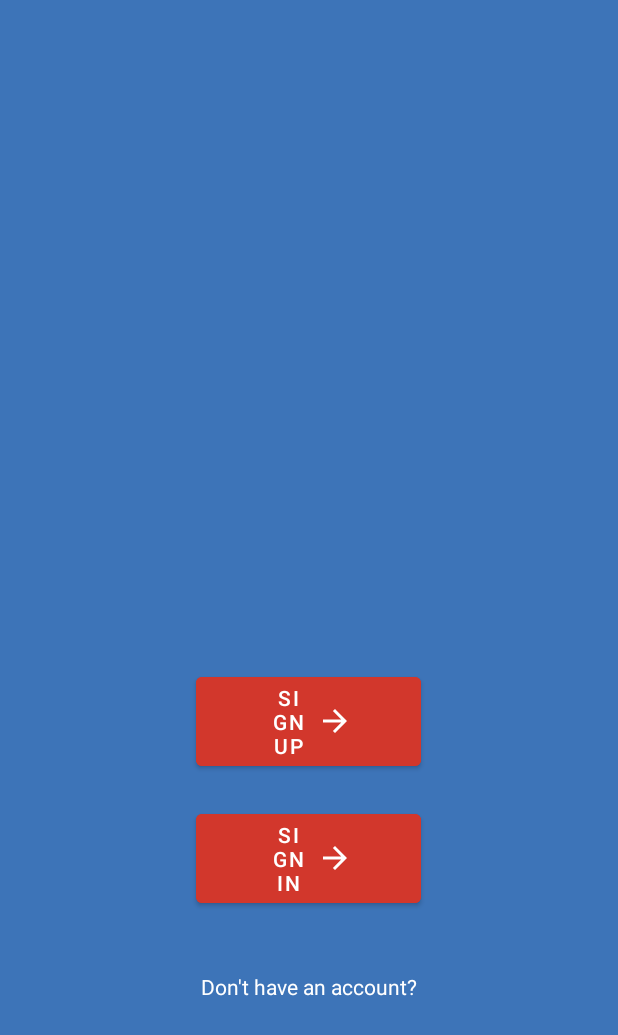
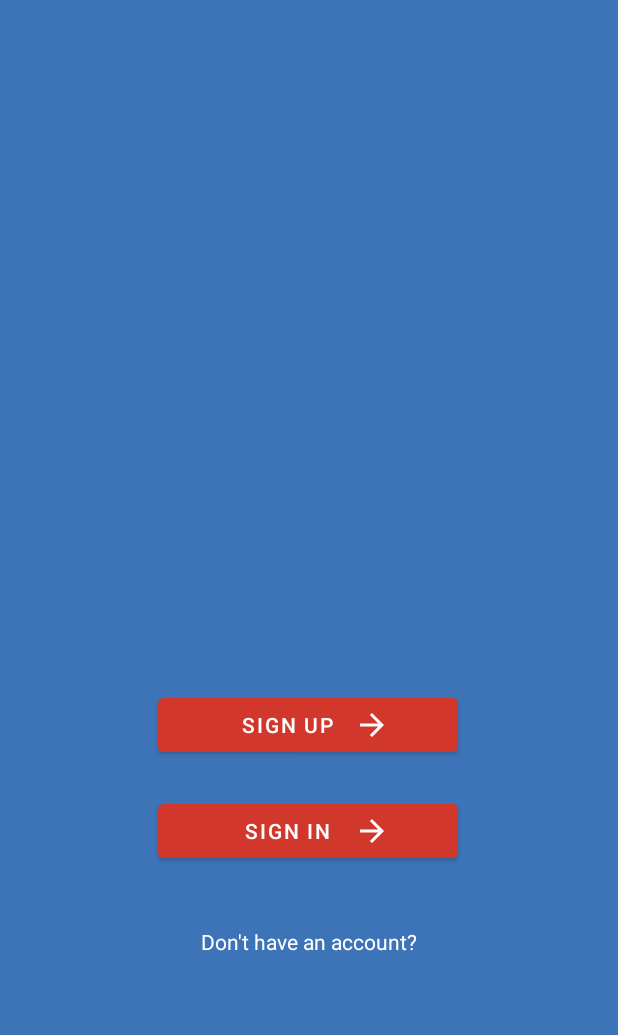
Before and after one commit to averagephotographer/latech-nav-app, an Android app: the SignOptionsActivity screen opened directly, with no data from a screen before it, on a phone screen of 412 x 824 dp. Shown: the top 1035 px of the screen. Run offline under Robolectric (Android 15) with nearby library versions, the phone set to English and light mode, and no system bars.

Commit message:
changed sign in page

```diff
--- a/app/build.gradle
+++ b/app/build.gradle
@@ -59,7 +59,6 @@ dependencies {
     implementation 'mysql:mysql-connector-java:5.1.49'
 
 }
-
 configurations {
     all*.exclude group: 'com.google.guava', module: 'listenablefuture'
 }
--- a/app/src/main/java/com/example/navapp/MapsActivity.java
+++ b/app/src/main/java/com/example/navapp/MapsActivity.java
@@ -291,8 +291,8 @@ public class MapsActivity extends DrawerBaseActivity
             map = googleMap;
             map.setOnMyLocationButtonClickListener(this);
             map.setOnMyLocationClickListener(this);
-            map.moveCamera(CameraUpdateFactory.newLatLng(new LatLng(32.52649980, -92.645448074)));
-            map.moveCamera(CameraUpdateFactory.zoomTo(18));
+            map.moveCamera(CameraUpdateFactory.newLatLng(new LatLng(32.52565148675839, -92.64475211432803)));
+            map.moveCamera(CameraUpdateFactory.zoomTo(19));
             enableMyLocation();
             map.getUiSettings().setIndoorLevelPickerEnabled(false);
             //map.getUiSettings().setAllGesturesEnabled(false);
--- a/app/src/main/res/layout/activity_sign_options.xml
+++ b/app/src/main/res/layout/activity_sign_options.xml
@@ -9,7 +9,7 @@
 
     <com.google.android.material.button.MaterialButton
         android:id="@+id/sign_up"
-        android:layout_width="150dp"
+        android:layout_width="200dp"
         android:layout_height="wrap_content"
         android:backgroundTint="@color/red"
         android:drawableEnd="@drawable/arrow_forward"
@@ -28,7 +28,7 @@
 
     <com.google.android.material.button.MaterialButton
         android:id="@+id/sign_in"
-        android:layout_width="150dp"
+        android:layout_width="200dp"
         android:layout_height="wrap_content"
         android:backgroundTint="@color/red"
         android:drawableEnd="@drawable/arrow_forward"
```
Also changed, not shown: app/src/main/res/raw/campus.json (+0 -24 lines).
